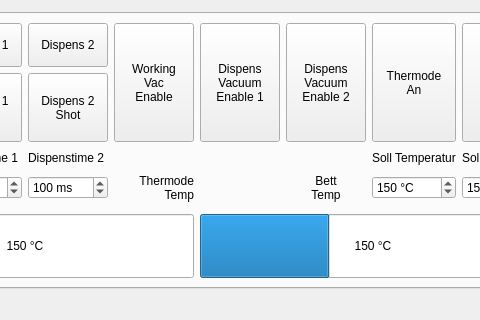
The window that Gui.ui (gxurma/PythonCanSteering) describes before a commit, drawn with Qt 5; both pictures show x 632 to 1112 and y 152 to 472 of the 1198 by 472 pixel window.
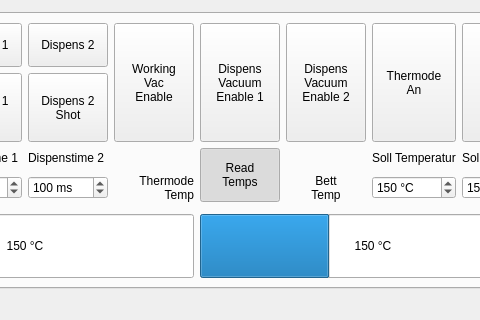
The same window after the commit. The open tabs and pages were chosen to show the change.

```diff
--- a/Gui.ui
+++ b/Gui.ui
@@ -1697,6 +1697,35 @@
           </property>
          </widget>
         </item>
+        <item row="3" column="9" rowspan="2">
+         <widget class="QPushButton" name="pushButtonReadTemps">
+          <property name="sizePolicy">
+           <sizepolicy hsizetype="Expanding" vsizetype="Expanding">
+            <horstretch>0</horstretch>
+            <verstretch>0</verstretch>
+           </sizepolicy>
+          </property>
+          <property name="text">
+           <string>Read
+Temps</string>
+          </property>
+          <property name="checkable">
+           <bool>true</bool>
+          </property>
+          <property name="checked">
+           <bool>true</bool>
+          </property>
+          <property name="autoRepeat">
+           <bool>true</bool>
+          </property>
+          <property name="autoRepeatInterval">
+           <number>100</number>
+          </property>
+          <property name="default">
+           <bool>false</bool>
+          </property>
+         </widget>
+        </item>
        </layout>
       </widget>
       <widget class="QWidget" name="tab_5">
```
Left out of the diff: 2 changed lines with no effect on the pictures.
